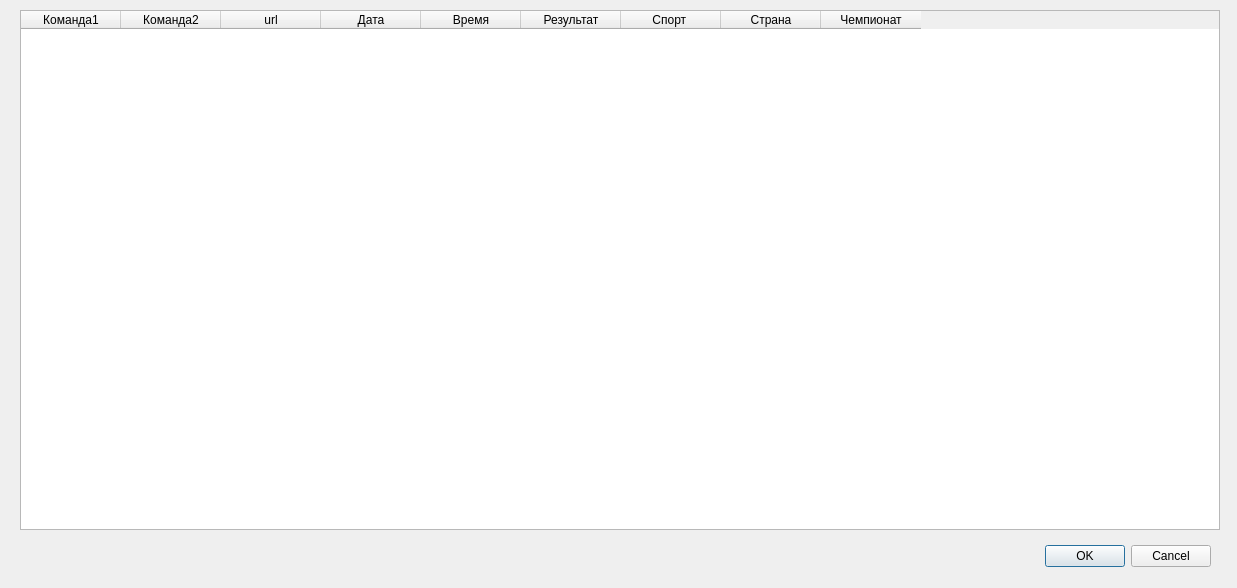
Above: untitled.ui from isys35/oddsportal_parser before the change. Below: the same form after it.
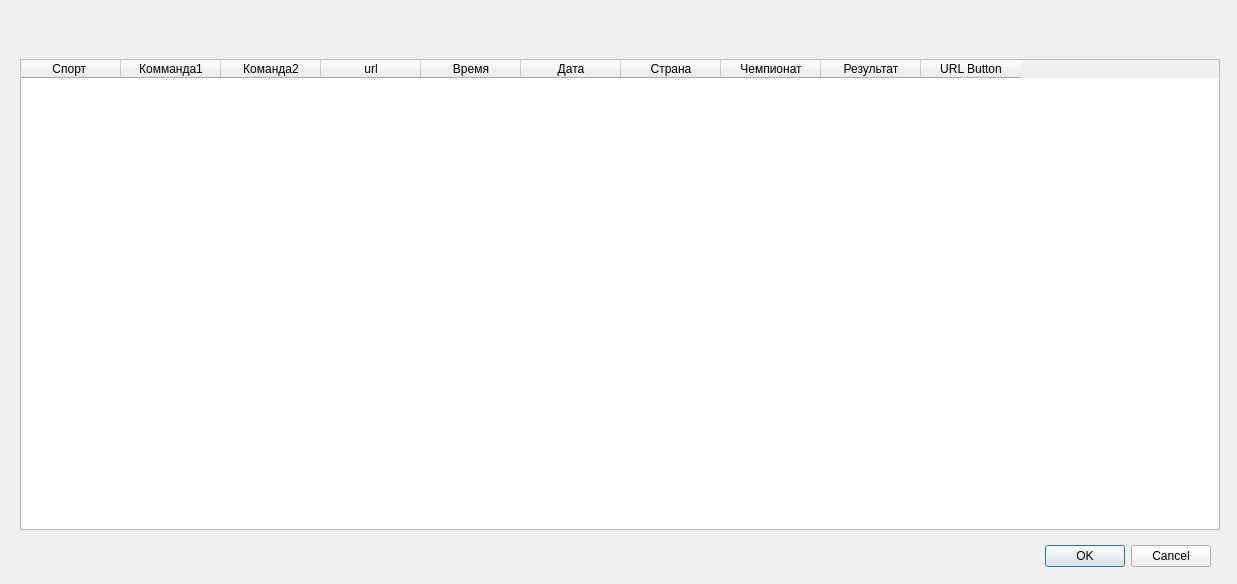
That is the form after the change.

Commit message: remake design

```diff
--- a/untitled.ui
+++ b/untitled.ui
@@ -7,7 +7,7 @@
     <x>0</x>
     <y>0</y>
     <width>1237</width>
-    <height>588</height>
+    <height>584</height>
    </rect>
   </property>
   <property name="windowTitle">
@@ -33,15 +33,15 @@
    <property name="geometry">
     <rect>
      <x>20</x>
-     <y>10</y>
+     <y>59</y>
      <width>1200</width>
-     <height>520</height>
+     <height>471</height>
     </rect>
    </property>
    <property name="minimumSize">
     <size>
      <width>1200</width>
-     <height>520</height>
+     <height>400</height>
     </size>
    </property>
    <property name="maximumSize">
@@ -50,9 +50,20 @@
      <height>520</height>
     </size>
    </property>
+   <property name="horizontalScrollBarPolicy">
+    <enum>Qt::ScrollBarAlwaysOff</enum>
+   </property>
+   <property name="sizeAdjustPolicy">
+    <enum>QAbstractScrollArea::AdjustToContents</enum>
+   </property>
    <column>
     <property name="text">
-     <string>Команда1</string>
+     <string>Спорт </string>
+    </property>
+   </column>
+   <column>
+    <property name="text">
+     <string>Комманда1</string>
     </property>
    </column>
    <column>
@@ -65,11 +76,6 @@
      <string>url</string>
     </property>
    </column>
-   <column>
-    <property name="text">
-     <string>Дата</string>
-    </property>
-   </column>
    <column>
     <property name="text">
      <string>Время</string>
@@ -77,12 +83,7 @@
    </column>
    <column>
     <property name="text">
-     <string>Результат</string>
-    </property>
-   </column>
-   <column>
-    <property name="text">
-     <string>Спорт </string>
+     <string>Дата</string>
     </property>
    </column>
    <column>
@@ -95,6 +96,16 @@
      <string>Чемпионат</string>
     </property>
    </column>
+   <column>
+    <property name="text">
+     <string>Результат</string>
+    </property>
+   </column>
+   <column>
+    <property name="text">
+     <string>URL Button</string>
+    </property>
+   </column>
   </widget>
  </widget>
  <resources/>
```
Left out of the diff: 3 changed lines with no effect on the pictures. The commit also changes 6 other files.
